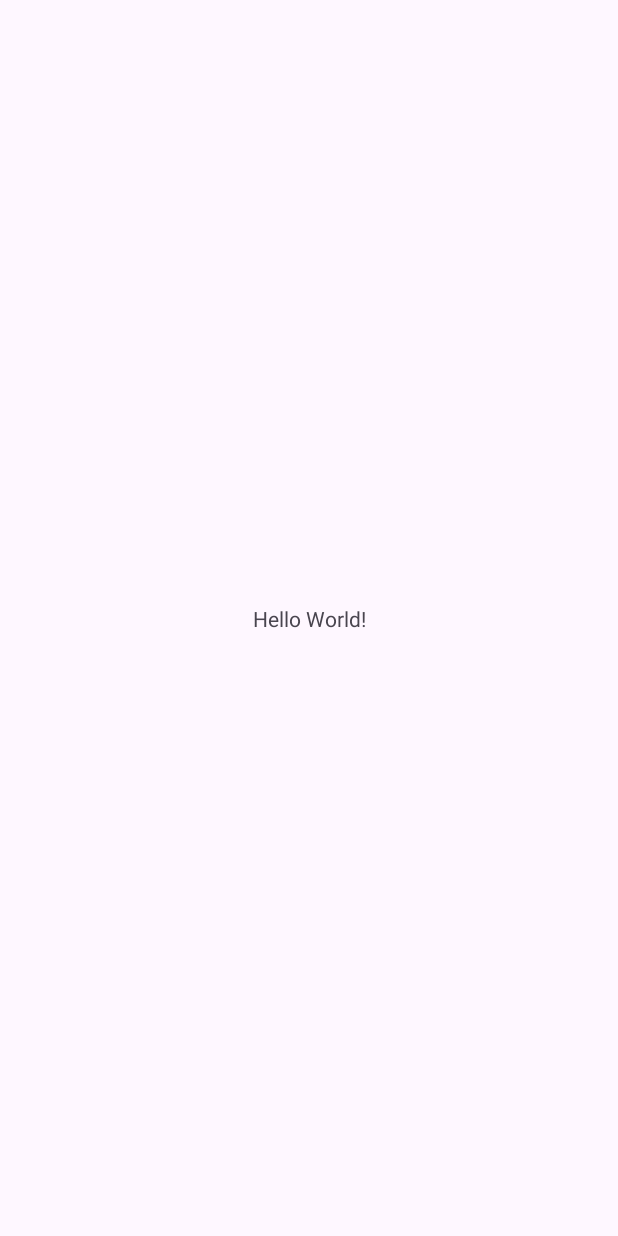
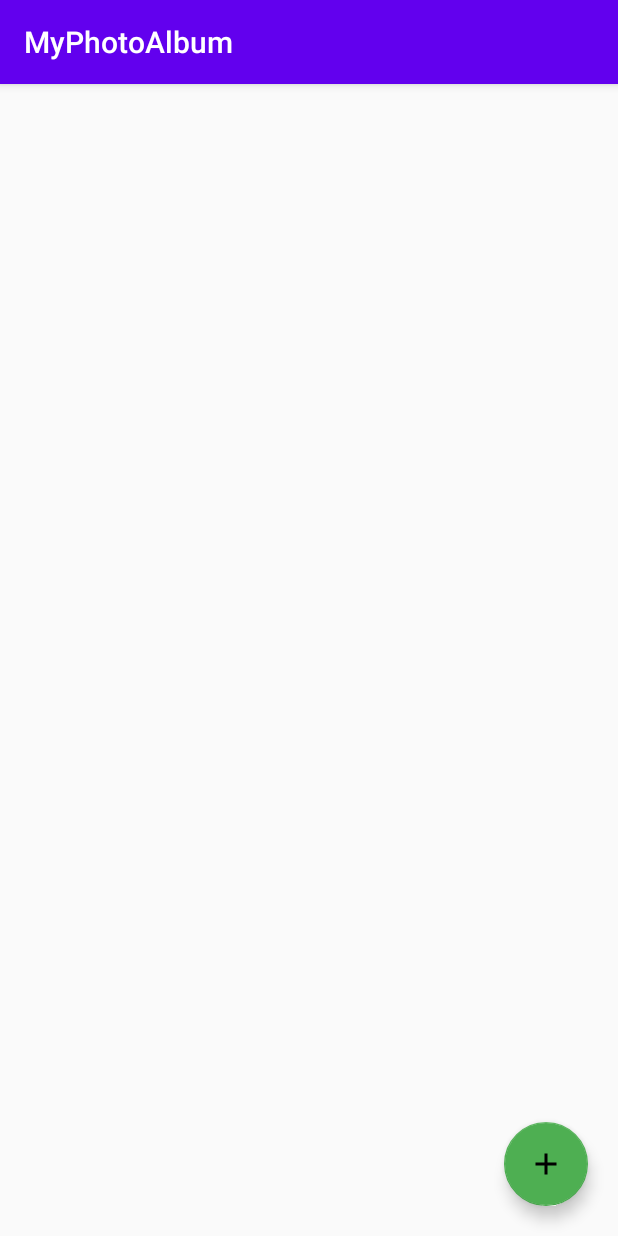
Before and after one commit to duclong3907/JavaAnroidTutorial, an Android app: the screen it shows after launch (MainActivity), on a phone screen of 412 x 824 dp. Before the commit the screen is almost empty. Run offline under Robolectric (Android 15) with nearby library versions, the phone set to English and light mode, and no system bars; our stand-ins replace Room's generated code.

Commit message:
draw UI, write model, view model, room database, adapter

```diff
--- /dev/null
+++ b/MyPhotoAlbum/app/src/main/java/com/example/myphotoalbum/Adapters/MyImagesAdapter.java
@@ -0,0 +1,55 @@
+package com.example.myphotoalbum.Adapters;
+
+import android.view.LayoutInflater;
+import android.view.View;
+import android.view.ViewGroup;
+import android.widget.ImageView;
+import android.widget.TextView;
+
+import androidx.annotation.NonNull;
+import androidx.recyclerview.widget.RecyclerView;
+
+import com.example.myphotoalbum.Models.MyImages;
+import com.example.myphotoalbum.R;
+
+import java.util.ArrayList;
+import java.util.List;
+
+public class MyImagesAdapter extends RecyclerView.Adapter<MyImagesAdapter.MyImagesHolder> {
+    List<MyImages> imagesList = new ArrayList<>();
+    public void setImagesList(List<MyImages> imagesList) {
+        this.imagesList = imagesList;
+        notifyDataSetChanged();
+    }
+
+    @NonNull
+    @Override
+    public MyImagesHolder onCreateViewHolder(@NonNull ViewGroup parent, int viewType) {
+        View view = LayoutInflater.from(parent.getContext()).inflate(R.layout.image_card, parent, false);
+        return new MyImagesHolder(view);
+    }
+
+    @Override
+    public void onBindViewHolder(@NonNull MyImagesHolder holder, int position) {
+
+    }
+
+    @Override
+    public int getItemCount() {
+        return imagesList.size();
+    }
+
+    public class MyImagesHolder extends RecyclerView.ViewHolder {
+        ImageView imageView;
+        TextView textViewTitle, textViewDescription;
+
+        public MyImagesHolder(@NonNull View itemView) {
+            super(itemView);
+            imageView = itemView.findViewById(R.id.imageView);
+            textViewTitle = itemView.findViewById(R.id.textViewTitle);
+            textViewDescription = itemView.findViewById(R.id.textViewDescription);
+
+
+        }
+    }
+}
--- /dev/null
+++ b/MyPhotoAlbum/app/src/main/java/com/example/myphotoalbum/Repository/MyImagesRepository.java
@@ -0,0 +1,95 @@
+package com.example.myphotoalbum.Repository;
+
+import android.app.Application;
+import android.os.AsyncTask;
+
+import androidx.lifecycle.LiveData;
+
+import com.example.myphotoalbum.Models.MyImages;
+import com.example.myphotoalbum.Room.MyImagesDAO;
+import com.example.myphotoalbum.Room.MyImagesDatabase;
+
+import java.util.List;
+
+public class MyImagesRepository {
+    private MyImagesDAO myImagesDAO;
+    private LiveData<List<MyImages>> imagesList;
+
+    public MyImagesRepository(Application application)
+    {
+        MyImagesDatabase database = MyImagesDatabase.getInstance(application);
+        myImagesDAO = database.myImagesDAO();
+        imagesList = myImagesDAO.getAllImages();
+    }
+
+    public void insert(MyImages myImages)
+    {
+        new InsertImageAsyncTask(myImagesDAO).execute(myImages);
+    }
+
+    public void delete(MyImages myImages)
+    {
+        new DeleteImageAsyncTask(myImagesDAO).execute(myImages);
+    }
+
+    public void update(MyImages myImages)
+    {
+        new UpdateImageAsyncTask(myImagesDAO).execute(myImages);
+    }
+
+    public LiveData<List<MyImages>> getAllImages()
+    {
+        return imagesList;
+    }
+
+    public static class InsertImageAsyncTask extends AsyncTask<MyImages,Void,Void>
+    {
+
+        MyImagesDAO imagesDAO;
+
+        public InsertImageAsyncTask(MyImagesDAO imagesDAO) {
+            this.imagesDAO = imagesDAO;
+        }
+
+        @Override
+        protected Void doInBackground(MyImages... myImages) {
+
+            imagesDAO.Insert(myImages[0]);
+            return null;
+        }
+    }
+
+    public static class DeleteImageAsyncTask extends AsyncTask<MyImages,Void,Void>
+    {
+
+        MyImagesDAO imagesDAO;
+
+        public DeleteImageAsyncTask(MyImagesDAO imagesDAO) {
+            this.imagesDAO = imagesDAO;
+        }
+
+        @Override
+        protected Void doInBackground(MyImages... myImages) {
+
+            imagesDAO.Delete(myImages[0]);
+            return null;
+        }
+    }
+
+    public static class UpdateImageAsyncTask extends AsyncTask<MyImages,Void,Void>
+    {
+
+        MyImagesDAO imagesDAO;
+
+        public UpdateImageAsyncTask(MyImagesDAO imagesDAO) {
+            this.imagesDAO = imagesDAO;
+        }
+
+        @Override
+        protected Void doInBackground(MyImages... myImages) {
+
+            imagesDAO.Update(myImages[0]);
+            return null;
+        }
+    }
+}
--- /dev/null
+++ b/MyPhotoAlbum/app/src/main/java/com/example/myphotoalbum/Room/MyImagesDAO.java
@@ -0,0 +1,28 @@
+package com.example.myphotoalbum.Room;
+
+import androidx.lifecycle.LiveData;
+import androidx.room.Dao;
+import androidx.room.Delete;
+import androidx.room.Insert;
+import androidx.room.Query;
+import androidx.room.Update;
+
+import com.example.myphotoalbum.Models.MyImages;
+
+import java.util.List;
+
+@Dao
+public interface MyImagesDAO {
+
+    @Insert
+    void Insert(MyImages myImages);
+
+    @Delete
+    void Delete(MyImages myImages);
+
+    @Update
+    void Update(MyImages myImages);
+
+    @Query("SELECT * FROM my_images ORDER BY image_id ASC")
+    LiveData<List<MyImages>> getAllImages();
+}
--- /dev/null
+++ b/MyPhotoAlbum/app/src/main/java/com/example/myphotoalbum/Room/MyImagesDatabase.java
@@ -0,0 +1,26 @@
+package com.example.myphotoalbum.Room;
+
+import android.content.Context;
+
+import androidx.room.Database;
+import androidx.room.Room;
+import androidx.room.RoomDatabase;
+
+import com.example.myphotoalbum.Models.MyImages;
+
+@Database(entities = {MyImages.class}, version = 1)
+public abstract class MyImagesDatabase extends RoomDatabase {
+    private static MyImagesDatabase instance;
+    public abstract MyImagesDAO myImagesDAO();
+
+    public static synchronized MyImagesDatabase getInstance(Context context) {
+        if (instance == null) {
+            instance = Room.databaseBuilder(context.getApplicationContext(),
+                            MyImagesDatabase.class, "my_images_database")
+                    .fallbackToDestructiveMigration()
+                    .build();
+        }
+        return instance;
+    }
+
+}
--- /dev/null
+++ b/MyPhotoAlbum/app/src/main/java/com/example/myphotoalbum/UI/MainActivity.java
@@ -0,0 +1,47 @@
+package com.example.myphotoalbum.UI;
+
+import android.os.Bundle;
+import android.view.View;
+
+import androidx.appcompat.app.AppCompatActivity;
+import androidx.lifecycle.ViewModelProvider;
+import androidx.recyclerview.widget.LinearLayoutManager;
+import androidx.recyclerview.widget.RecyclerView;
+
+import com.example.myphotoalbum.Adapters.MyImagesAdapter;
+import com.example.myphotoalbum.R;
+import com.example.myphotoalbum.ViewModels.MyImagesViewModel;
+import com.google.android.material.floatingactionbutton.FloatingActionButton;
+
+public class MainActivity extends AppCompatActivity {
+    private MyImagesViewModel myImagesViewModel;
+    private RecyclerView rv;
+    private FloatingActionButton fab;
+
+    @Override
+    protected void onCreate(Bundle savedInstanceState) {
+        super.onCreate(savedInstanceState);
+        setContentView(R.layout.activity_main);
+        rv = findViewById(R.id.rv);
+        fab = findViewById(R.id.fab);
+
+        rv.setLayoutManager(new LinearLayoutManager(this));
+
+        MyImagesAdapter adapter = new MyImagesAdapter();
+        rv.setAdapter(adapter);
+
+        myImagesViewModel = new ViewModelProvider.AndroidViewModelFactory(getApplication())
+                .create(MyImagesViewModel.class);
+        myImagesViewModel.getAllImages().observe(this, myImages -> {
+            adapter.setImagesList(myImages);
+        });
+
+        fab.setOnClickListener(new View.OnClickListener(){
+            @Override
+            public void onClick(View view){
+
+            }
+        });
+
+    }
+}
--- /dev/null
+++ b/MyPhotoAlbum/app/src/main/java/com/example/myphotoalbum/ViewModels/MyImagesViewModel.java
@@ -0,0 +1,43 @@
+package com.example.myphotoalbum.ViewModels;
+
+import android.app.Application;
+
+import androidx.annotation.NonNull;
+import androidx.lifecycle.AndroidViewModel;
+import androidx.lifecycle.LiveData;
+
+import com.example.myphotoalbum.Models.MyImages;
+import com.example.myphotoalbum.Repository.MyImagesRepository;
+
+import java.util.List;
+
+public class MyImagesViewModel extends AndroidViewModel {
+    private MyImagesRepository repository;
+    private LiveData<List<MyImages>> imagesList;
+
+    public MyImagesViewModel(@NonNull Application application) {
+        super(application);
+        repository = new MyImagesRepository(application);
+        imagesList = repository.getAllImages();
+    }
+
+    public void insert(MyImages myImages)
+    {
+        repository.insert(myImages);
+    }
+
+    public void delete(MyImages myImages)
+    {
+        repository.delete(myImages);
+    }
+
+    public void update(MyImages myImages)
+    {
+        repository.update(myImages);
+    }
+
+    public LiveData<List<MyImages>> getAllImages()
+    {
+        return imagesList;
+    }
+}
--- /dev/null
+++ b/MyPhotoAlbum/app/src/main/res/drawable/ic_add.xml
@@ -0,0 +1,5 @@
+<vector xmlns:android="http://schemas.android.com/apk/res/android" android:height="24dp" android:tint="#000000" android:viewportHeight="24" android:viewportWidth="24" android:width="24dp">
+
+    <path android:fillColor="@android:color/white" android:pathData="M19,13h-6v6h-2v-6H5v-2h6V5h2v6h6v2z"/>
+
+</vector>
--- a/MyPhotoAlbum/app/src/main/res/layout/activity_main.xml
+++ b/MyPhotoAlbum/app/src/main/res/layout/activity_main.xml
@@ -5,15 +5,31 @@
     android:id="@+id/main"
     android:layout_width="match_parent"
     android:layout_height="match_parent"
-    tools:context=".MainActivity">
+    tools:context=".UI.MainActivity">
 
-    <TextView
-        android:layout_width="wrap_content"
-        android:layout_height="wrap_content"
-        android:text="Hello World!"
+    <androidx.recyclerview.widget.RecyclerView
+        android:id="@+id/rv"
+        android:layout_width="match_parent"
+        android:layout_height="match_parent"
         app:layout_constraintBottom_toBottomOf="parent"
         app:layout_constraintEnd_toEndOf="parent"
         app:layout_constraintStart_toStartOf="parent"
-        app:layout_constraintTop_toTopOf="parent" />
+        app:layout_constraintTop_toTopOf="parent"
+        tools:listitem="@layout/image_card">
+
+    </androidx.recyclerview.widget.RecyclerView>
+
+    <com.google.android.material.floatingactionbutton.FloatingActionButton
+        android:id="@+id/fab"
+        android:layout_width="wrap_content"
+        android:layout_height="wrap_content"
+        android:layout_marginEnd="20dp"
+        android:layout_marginBottom="20dp"
+        android:clickable="true"
+        android:contentDescription="Add new item"
+        app:backgroundTint="#4EAF52"
+        app:layout_constraintBottom_toBottomOf="parent"
+        app:layout_constraintEnd_toEndOf="parent"
+        app:srcCompat="@drawable/ic_add" />
 
 </androidx.constraintlayout.widget.ConstraintLayout>
--- a/MyPhotoAlbum/app/src/main/res/values/colors.xml
+++ b/MyPhotoAlbum/app/src/main/res/values/colors.xml
@@ -1,5 +1,10 @@
 <?xml version="1.0" encoding="utf-8"?>
 <resources>
-    <color name="black">#FF000000</color>
-    <color name="white">#FFFFFFFF</color>
+    <color name="colorPrimary">#6200EE</color>
+    <color name="colorPrimaryDark">#3700B3</color>
+    <color name="colorAccent">#E91E63</color>
+    <color name="colorCardView">#1A7A87</color>
+    <color name="myThemeColor">#0A90A1</color>
+    <color name="white">#FFFFFF</color>
+    <color name="black">#000000</color>
 </resources>
--- a/MyPhotoAlbum/app/src/main/res/values/themes.xml
+++ b/MyPhotoAlbum/app/src/main/res/values/themes.xml
@@ -1,9 +1,10 @@
-<resources xmlns:tools="http://schemas.android.com/tools">
+<resources>
     <!-- Base application theme. -->
-    <style name="Base.Theme.MyPhotoAlbum" parent="Theme.Material3.DayNight.NoActionBar">
-        <!-- Customize your light theme here. -->
-        <!-- <item name="colorPrimary">@color/my_light_primary</item> -->
+    <style name="AppTheme" parent="Theme.AppCompat.Light.DarkActionBar">
+        <!-- Customize your theme here. -->
+        <item name="colorPrimary">@color/colorPrimary</item>
+        <item name="colorPrimaryDark">@color/colorPrimaryDark</item>
+        <item name="colorAccent">@color/colorAccent</item>
     </style>
 
-    <style name="Theme.MyPhotoAlbum" parent="Base.Theme.MyPhotoAlbum" />
 </resources>
```
Also changed, not shown: MyPhotoAlbum/app/build.gradle.kts (+12 -0 lines), MyPhotoAlbum/app/src/main/AndroidManifest.xml (+8 -2 lines), MyPhotoAlbum/app/src/main/java/com/example/myphotoalbum/Models/MyImages.java (added, +42 -0 lines), MyPhotoAlbum/app/src/main/java/com/example/myphotoalbum/UI/AddImageActivity.java (renamed from MyPhotoAlbum/app/src/main/java/com/example/myphotoalbum/MainActivity.java, +5 -3 lines), MyPhotoAlbum/app/src/main/java/com/example/myphotoalbum/UI/UpdateImageActivity.java (added, +26 -0 lines), MyPhotoAlbum/app/src/main/res/layout/activity_add_image.xml (added, +59 -0 lines), MyPhotoAlbum/app/src/main/res/layout/activity_update_image.xml (added, +60 -0 lines), MyPhotoAlbum/app/src/main/res/layout/image_card.xml (added, +61 -0 lines).
